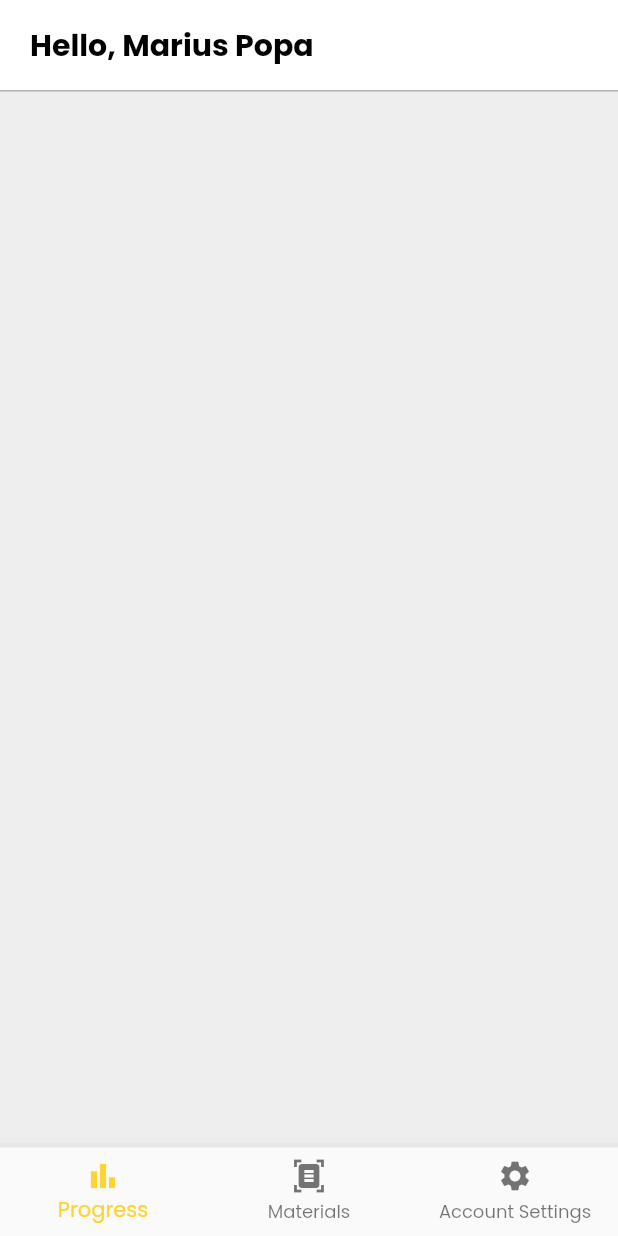
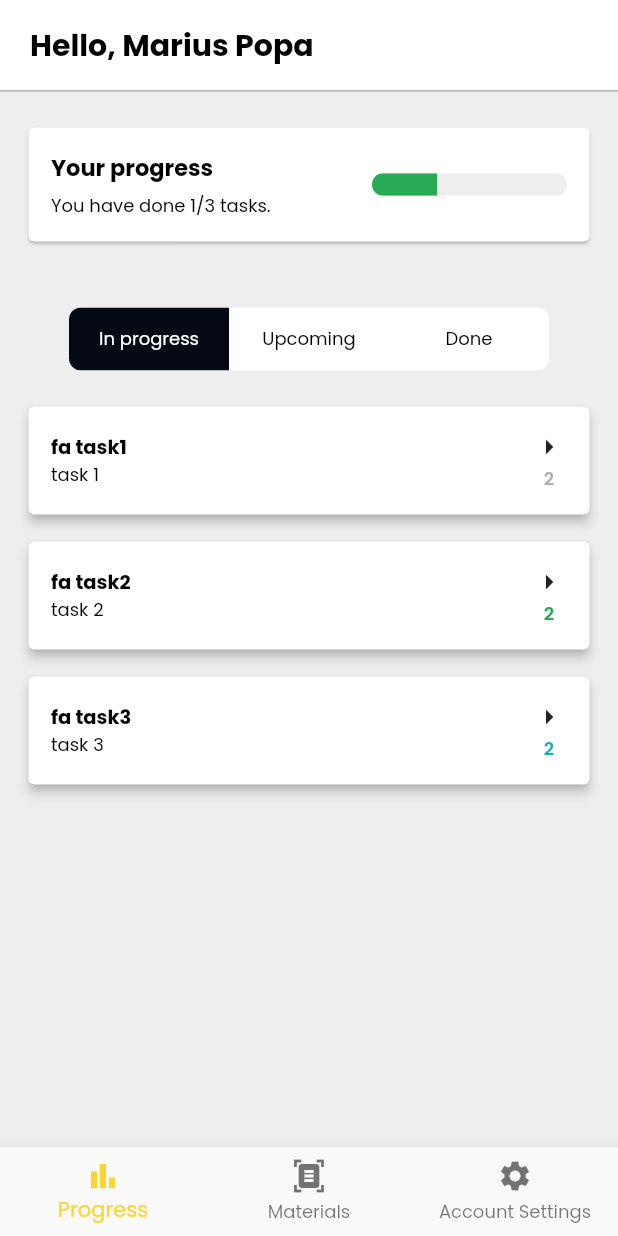
Before and after one commit to DariusDC/OutOfBoundsProject, a Flutter app: the screen it shows after launch, on a phone screen of 412 x 824 dp. Run offline on Flutter 3.47's test engine with Material 2 defaults, Android fonts, the phone set to English and light mode, and no system bars; our stand-ins replace dio, flutter_i18n, retrofit, rxdart, shared_preferences; generated files the repository leaves out were written again.

Commit message:
progress wip

```diff
--- /dev/null
+++ b/lib/extensions/task_extensions.dart
@@ -0,0 +1,13 @@
+import 'package:out_of_bounds/model/task/task.dart';
+import 'package:out_of_bounds/model/task/task_type.dart';
+
+extension TaskListExtensions on List<Task> {
+  double getPercentOfDoneTasks() {
+    double count =
+        where((element) => element.taskType == TaskType.DONE).length.toDouble();
+    return (count / length.toDouble());
+  }
+
+  int countDoneTasks() =>
+      where((element) => element.taskType == TaskType.DONE).length;
+}
--- a/lib/screens/progress/progress_screen.dart
+++ b/lib/screens/progress/progress_screen.dart
@@ -6,8 +6,11 @@ import 'package:out_of_bounds/model/user.dart';
 import 'package:out_of_bounds/themes/app_colors.dart';
 import 'package:out_of_bounds/themes/app_dimens.dart';
 import 'package:out_of_bounds/widgets/app_bar/hello_app_bar.dart';
+import 'package:out_of_bounds/widgets/filters/filters_tab.dart';
+import 'package:out_of_bounds/widgets/task_progress_card.dart';
+import 'package:out_of_bounds/widgets/tasks/task_list_item_widget.dart';
 
-List<Task> _tasks = [
+List<Task> tasks = [
   Task(
     description: "task 1",
     subtasks: [
@@ -45,6 +48,15 @@ class ProgressScreen extends StatefulWidget {
 }
 
 class _ProgressScreenState extends State<ProgressScreen> {
+  final List<Task> _tasks = tasks;
+  TaskType _selectedFilter = TaskType.IN_PROGRESS;
+
+  _onFilterChanged(TaskType type) {
+    setState(() {
+      _selectedFilter = type;
+    });
+  }
+
   @override
   Widget build(BuildContext context) {
     return Scaffold(
@@ -55,7 +67,31 @@ class _ProgressScreenState extends State<ProgressScreen> {
             children: [
               HelloAppBar(user: User(firstName: "Marius", lastName: "Popa")),
               const SizedBox(height: AppDimens.largePadding),
-              Text("")
+              Padding(
+                padding: const EdgeInsets.symmetric(
+                  horizontal: AppDimens.regularPadding,
+                ),
+                child: Column(
+                  children: [
+                    TaskProgressCard(tasks: _tasks),
+                    const SizedBox(height: AppDimens.largePadding),
+                    const SizedBox(height: AppDimens.largePadding),
+                    FiltersTab(
+                      selectedFilter: _selectedFilter,
+                      onTap: _onFilterChanged,
+                    ),
+                    const SizedBox(height: AppDimens.largePadding),
+                    ..._tasks
+                        .map((e) => Column(
+                              children: [
+                                TaskListItemWidget(task: e),
+                                SizedBox(height: AppDimens.xSPadding)
+                              ],
+                            ))
+                        .toList(),
+                  ],
+                ),
+              ),
             ],
           ),
         ),
--- a/lib/themes/app_dimens.dart
+++ b/lib/themes/app_dimens.dart
@@ -88,10 +88,13 @@ class AppDimens {
   static const double loaderWidth = 300;
 
   static const EdgeInsetsGeometry textIconButtonPadding =
-  EdgeInsets.fromLTRB(20, 17, 30, 18);
+      EdgeInsets.fromLTRB(20, 17, 30, 18);
 
   static const double smallImageSize = 80;
   static const double largeImageSize = 230;
 
   static const double transparentContainerHeight = 100;
+
+  static const double progressBarWidth = 130;
+  static const double progressBarHeight = 15;
 }
--- /dev/null
+++ b/lib/widgets/app_progress_bar.dart
@@ -0,0 +1,38 @@
+import 'package:flutter/material.dart';
+import 'package:out_of_bounds/themes/app_colors.dart';
+import 'package:out_of_bounds/themes/app_dimens.dart';
+
+class AppProgressBar extends StatelessWidget {
+  final double currentProgress;
+
+  const AppProgressBar({Key? key, required this.currentProgress})
+      : super(key: key);
+
+  @override
+  Widget build(BuildContext context) {
+    return SizedBox(
+      width: AppDimens.progressBarWidth,
+      child: ClipRRect(
+        borderRadius: const BorderRadius.all(
+          Radius.circular(10),
+        ),
+        child: Stack(
+          children: [
+            Container(
+              height: AppDimens.progressBarHeight,
+              width: double.infinity,
+              color: AppColors.lightGray,
+              // width: (currentProgress * 100) * AppDimens.progressBarWidth / 100,
+            ),
+            Container(
+              height: AppDimens.progressBarHeight,
+              color: AppColors.green,
+              width: (currentProgress * 100) * AppDimens.progressBarWidth / 100,
+              // child:
+            ),
+          ],
+        ),
+      ),
+    );
+  }
+}
--- /dev/null
+++ b/lib/widgets/filters/filters_tab.dart
@@ -0,0 +1,80 @@
+import 'package:flutter/material.dart';
+import 'package:out_of_bounds/model/task/task_type.dart';
+import 'package:out_of_bounds/themes/app_colors.dart';
+import 'package:out_of_bounds/themes/app_dimens.dart';
+import 'package:out_of_bounds/themes/app_text_styles.dart';
+
+class FiltersTab extends StatelessWidget {
+  final TaskType selectedFilter;
+  final Function(TaskType) onTap;
+
+  const FiltersTab(
+      {Key? key, required this.selectedFilter, required this.onTap})
+      : super(key: key);
+
+  static const List<TaskType> _filterTypes = [
+    TaskType.IN_PROGRESS,
+    TaskType.TODO,
+    TaskType.DONE
+  ];
+
+  @override
+  Widget build(BuildContext context) {
+    return SizedBox(
+      width: 320,
+      child: ClipRRect(
+        borderRadius: const BorderRadius.all(
+          Radius.circular(
+            8,
+          ),
+        ),
+        child: Container(
+          color: AppColors.white,
+          child: Row(
+            children: FiltersTab._filterTypes
+                .map(
+                  (e) => getFilterCell(e),
+                )
+                .toList(),
+          ),
+        ),
+      ),
+    );
+  }
+
+  Widget getFilterCell(TaskType type) {
+    return Expanded(
+      child: InkWell(
+        onTap: () => onTap(type),
+        child: Container(
+          color: type == selectedFilter ? AppColors.darkBlue : AppColors.white,
+          child: Padding(
+            padding: const EdgeInsets.all(AppDimens.smallPadding),
+            child: Center(
+              child: Text(
+                type.getFilterText(),
+                style: AppTextStyles.smallRegularPoppins.copyWith(
+                    color: type == selectedFilter
+                        ? AppColors.white
+                        : AppColors.black),
+              ),
+            ),
+          ),
+        ),
+      ),
+    );
+  }
+}
+
+extension FilterTypeExtension on TaskType {
+  String getFilterText() {
+    switch (this) {
+      case TaskType.DONE:
+        return "Done";
+      case TaskType.IN_PROGRESS:
+        return "In progress";
+      case TaskType.TODO:
+        return "Upcoming";
+    }
+  }
+}
--- /dev/null
+++ b/lib/widgets/task_progress_card.dart
@@ -0,0 +1,53 @@
+import 'package:flutter/material.dart';
+import 'package:out_of_bounds/extensions/task_extensions.dart';
+import 'package:out_of_bounds/model/task/task.dart';
+import 'package:out_of_bounds/themes/app_dimens.dart';
+import 'package:out_of_bounds/themes/app_text_styles.dart';
+import 'package:out_of_bounds/widgets/app_progress_bar.dart';
+
+class TaskProgressCard extends StatefulWidget {
+  final List<Task> tasks;
+
+  const TaskProgressCard({Key? key, required this.tasks}) : super(key: key);
+
+  @override
+  _TaskProgressCardState createState() => _TaskProgressCardState();
+}
+
+class _TaskProgressCardState extends State<TaskProgressCard> {
+  @override
+  Widget build(BuildContext context) {
+    return SizedBox(
+      width: double.infinity,
+      child: Card(
+        child: Padding(
+          padding: const EdgeInsets.all(AppDimens.regularPadding),
+          child: Row(
+            mainAxisAlignment: MainAxisAlignment.spaceBetween,
+            children: [
+              Column(
+                crossAxisAlignment: CrossAxisAlignment.start,
+                children: [
+                  const Text(
+                    "Your progress",
+                    style: AppTextStyles.largeBoldPoppins,
+                  ),
+                  const SizedBox(height: AppDimens.xxxSPadding),
+                  Text(
+                    "You have done ${widget.tasks.countDoneTasks()}/${widget.tasks.length} tasks.",
+                    style: AppTextStyles.smallRegularPoppins,
+                  )
+                ],
+              ),
+              Flexible(
+                child: AppProgressBar(
+                  currentProgress: widget.tasks.getPercentOfDoneTasks(),
+                ),
+              ),
+            ],
+          ),
+        ),
+      ),
+    );
+  }
+}
--- /dev/null
+++ b/lib/widgets/tasks/task_list_item_widget.dart
@@ -0,0 +1,62 @@
+import 'package:flutter/material.dart';
+import 'package:out_of_bounds/model/task/task.dart';
+import 'package:out_of_bounds/model/task/task_type.dart';
+import 'package:out_of_bounds/themes/app_colors.dart';
+import 'package:out_of_bounds/themes/app_dimens.dart';
+import 'package:out_of_bounds/themes/app_text_styles.dart';
+
+class TaskListItemWidget extends StatelessWidget {
+  final Task task;
+
+  const TaskListItemWidget({Key? key, required this.task}) : super(key: key);
+
+  @override
+  Widget build(BuildContext context) {
+    return Card(
+      elevation: 3,
+      child: Padding(
+        padding: const EdgeInsets.all(AppDimens.regularPadding),
+        child: Row(
+          children: [
+            Expanded(
+              child: Column(
+                crossAxisAlignment: CrossAxisAlignment.start,
+                children: [
+                  Text(task.name, style: AppTextStyles.mediumBoldPoppins),
+                  Text(
+                    task.description.length > 50
+                        ? task.description.substring(0, 50)
+                        : task.description,
+                    style: AppTextStyles.smallRegularPoppins,
+                  ),
+                ],
+              ),
+            ),
+            Column(
+              children: [
+                const Icon(Icons.arrow_right_outlined),
+                Text(
+                  "${task.subtasks.length.toString()}",
+                  style: AppTextStyles.smallSemiBoldPoppins.copyWith(
+                    color: getColorForTaskType(task.taskType),
+                  ),
+                )
+              ],
+            )
+          ],
+        ),
+      ),
+    );
+  }
+
+  Color getColorForTaskType(TaskType type) {
+    switch (type) {
+      case TaskType.IN_PROGRESS:
+        return AppColors.green;
+      case TaskType.DONE:
+        return AppColors.darkGray;
+      case TaskType.TODO:
+        return AppColors.cyan;
+    }
+  }
+}
```
